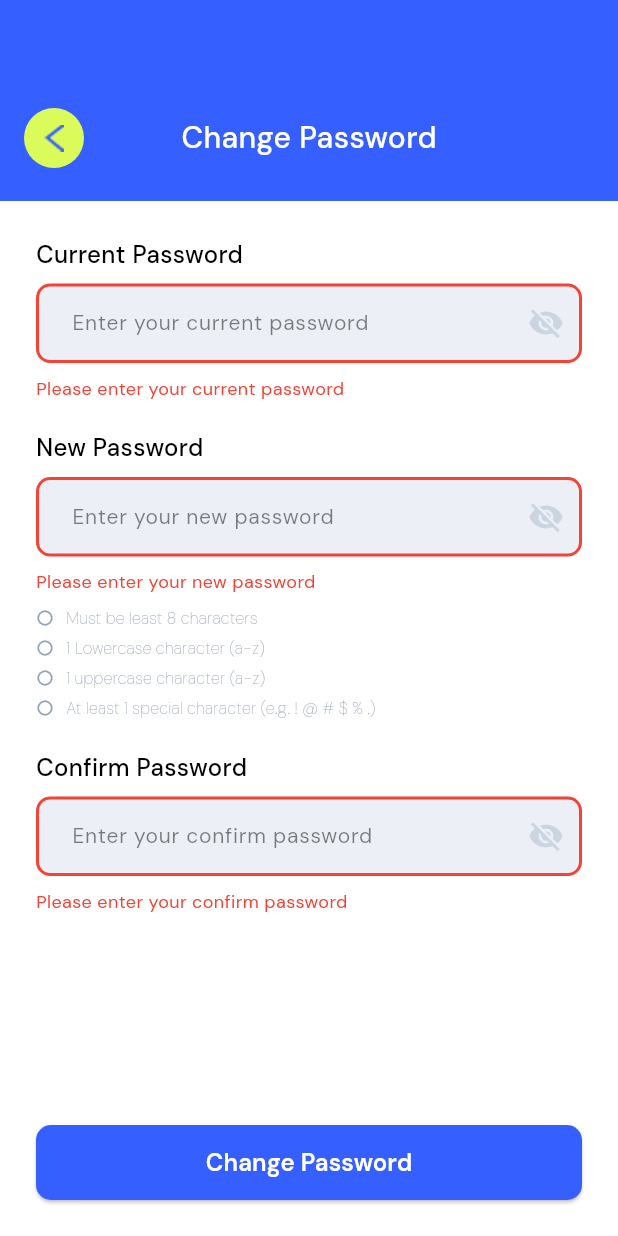
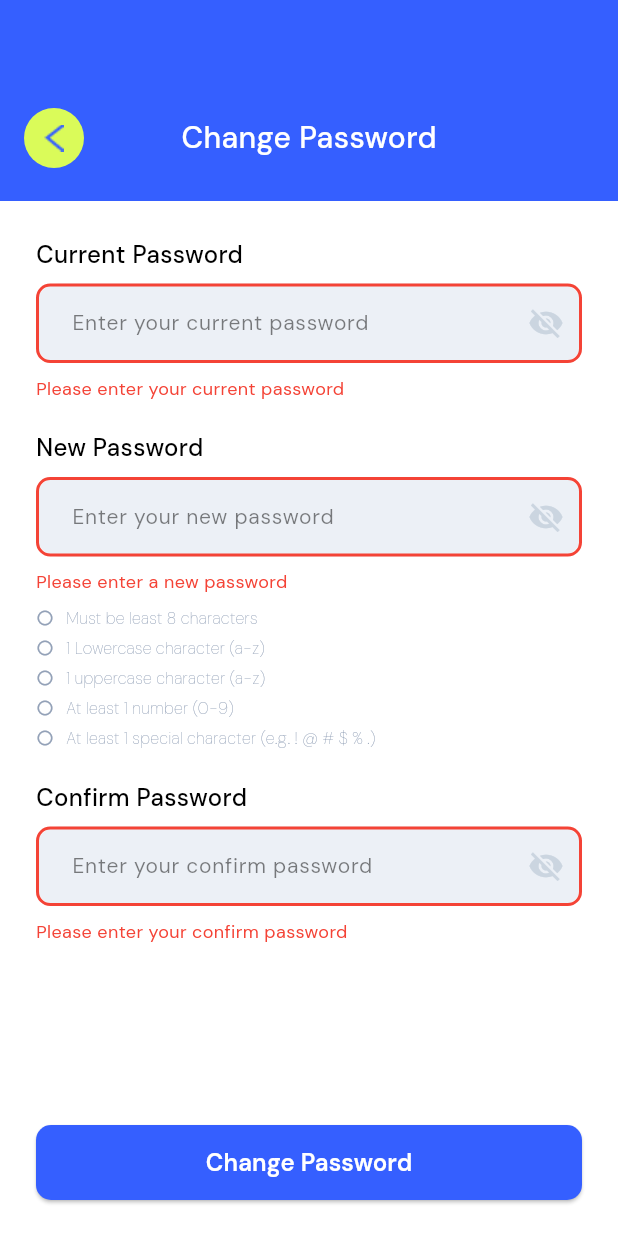
Before and after one commit to INT365-371-CapstoneProject/Edugo-App, a Flutter app: the ChangePasswordScreen screen opened directly, after a tap on "Change Password", on a phone screen of 412 x 824 dp. Run offline on Flutter 3.47's test engine with Material 3 defaults, Android fonts, the phone set to English and light mode, and no system bars; our stand-ins replace carousel_slider, dropdown_button2, dropdown_search, email_validator, file_picker, firebase_core and 7 more; accounts and stored records are empty; project files that could hold a hidden picture were left out.

Commit message:
Update Code
Update Code

```diff
--- a/lib/features/login&register/forgetPassword.dart
+++ b/lib/features/login&register/forgetPassword.dart
@@ -27,6 +27,7 @@ class _ForgetPasswordState extends State<ForgetPassword> {
   bool isLowerPassword = false;
   bool isUpperPassword = false;
   bool isSpecialPassword = false;
+  bool isNumberPassword = false;
 
   bool verifyOTP = false;
   String? _emailErrorText;
@@ -41,11 +42,13 @@ class _ForgetPasswordState extends State<ForgetPassword> {
 
     _newPasswordController.addListener(() {
       final text = _newPasswordController.text;
+      final hasNumber = RegExp(r'\d').hasMatch(text);
       setState(() {
         isLengthValidPassword = text.length >= 8;
         isLowerPassword = RegExp(r'[a-z]').hasMatch(text);
         isUpperPassword = RegExp(r'[A-Z]').hasMatch(text);
         isSpecialPassword = RegExp(r'[^A-Za-z0-9]').hasMatch(text);
+        isNumberPassword = hasNumber;
       });
     });
   }
@@ -96,6 +99,8 @@ class _ForgetPasswordState extends State<ForgetPassword> {
       } else if (!isUpperPassword) {
         _newPasswordErrorText =
             "Password must contain at least 1 uppercase letter";
+      } else if (!isNumberPassword) {
+        _newPasswordErrorText = "Password must contain at least 1 number.";
       } else if (!isSpecialPassword) {
         _newPasswordErrorText =
             "Password must contain at least 1 special character";
@@ -663,6 +668,9 @@ class _ForgetPasswordState extends State<ForgetPassword> {
                           _buildRequirement(
                               isUpperPassword, "1 uppercase character (a-z)"),
                           SizedBox(height: 4),
+                          _buildRequirement(
+                              isNumberPassword, "At least 1 number (0-9)"),
+                          SizedBox(height: 4),
                           _buildRequirement(isSpecialPassword,
                               "At least 1 special character (e.g. ! @ # \$ % .)"),
                           SizedBox(height: 8),
--- a/lib/features/profile/screens/change_password.dart
+++ b/lib/features/profile/screens/change_password.dart
@@ -43,6 +43,8 @@ class _ChangePasswordScreenState extends State<ChangePasswordScreen> {
   bool isLowerPassword = false;
   bool isUpperPassword = false;
   bool isSpecialPassword = false;
+  bool isNumberPassword = false;
+  bool isValid = true;
 
   @override
   void dispose() {
@@ -73,6 +75,7 @@ class _ChangePasswordScreenState extends State<ChangePasswordScreen> {
 
     _newPasswordController.addListener(() {
       final text = _newPasswordController.text;
+      final hasNumber = RegExp(r'\d').hasMatch(text);
       setState(() {
         isLengthValidPassword = text.length >= 8;
         // isComplexityValid =
@@ -80,6 +83,7 @@ class _ChangePasswordScreenState extends State<ChangePasswordScreen> {
         isLowerPassword = RegExp(r'[a-z]').hasMatch(text);
         isUpperPassword = RegExp(r'[A-Z]').hasMatch(text);
         isSpecialPassword = RegExp(r'[^A-Za-z0-9]').hasMatch(text);
+        isNumberPassword = hasNumber;
       });
     });
   }
@@ -88,6 +92,18 @@ class _ChangePasswordScreenState extends State<ChangePasswordScreen> {
     setState(() {
       currentPasswordError = _currentPasswordController.text.trim().isEmpty;
       newPasswordError = _newPasswordController.text.trim().isEmpty;
+
+      // Add: Show error if new password is not valid
+      if (!newPasswordError) {
+        if (!isLengthValidPassword ||
+            !isUpperPassword ||
+            !isLowerPassword ||
+            !isNumberPassword ||
+            !isSpecialPassword) {
+          newPasswordError = true;
+        }
+      }
+
       confirmPasswordError = _confirmPasswordController.text.trim().isEmpty;
 
       // Only check for password match if the confirm field isn't empty
@@ -96,6 +112,10 @@ class _ChangePasswordScreenState extends State<ChangePasswordScreen> {
               _newPasswordController.text.trim()) {
         confirmPasswordError = true;
       }
+
+      // Remove isValid logic here, as we now use newPasswordError
+      isValid =
+          !(currentPasswordError || newPasswordError || confirmPasswordError);
     });
 
     if (!currentPasswordError && !newPasswordError && !confirmPasswordError) {
@@ -505,6 +525,9 @@ class _ChangePasswordScreenState extends State<ChangePasswordScreen> {
                     _buildRequirement(
                         isUpperPassword, "1 uppercase character (a-z)"),
                     SizedBox(height: 4),
+                    _buildRequirement(
+                        isNumberPassword, "At least 1 number (0-9)"),
+                    SizedBox(height: 4),
                     _buildRequirement(isSpecialPassword,
                         "At least 1 special character (e.g. ! @ # \$ % .)"),
                     const SizedBox(height: 20),
@@ -556,11 +579,7 @@ class _ChangePasswordScreenState extends State<ChangePasswordScreen> {
               ),
               disabledBackgroundColor: Colors.grey,
             ),
-            child: _isLoading
-                ? const CircularProgressIndicator(
-                    valueColor: AlwaysStoppedAnimation<Color>(Colors.white),
-                  )
-                : Text(
+            child: Text(
               "Change Password",
               style: TextStyleService.getDmSans(
                   fontSize: 16,
@@ -659,9 +678,13 @@ class _ChangePasswordScreenState extends State<ChangePasswordScreen> {
       if (error) ...[
         const SizedBox(height: 8),
         Text(
-          // For confirm password: show default message if field is empty, custom message if passwords don't match
-          (label == "Confirm Password" && controller.text.trim().isNotEmpty)
-              ? customErrorText ?? "Please enter your ${label.toLowerCase()}"
+          // Show specific error for new password
+          (label == "New Password")
+              ? _getNewPasswordErrorText(controller.text)
+              : (label == "Confirm Password" &&
+                      controller.text.trim().isNotEmpty)
+                  ? customErrorText ??
+                      "Please enter your ${label.toLowerCase()}"
                   : "Please enter your ${label.toLowerCase()}",
           style: TextStyleService.getDmSans(
             color: Colors.red,
@@ -671,6 +694,32 @@ class _ChangePasswordScreenState extends State<ChangePasswordScreen> {
         ),
       ],
     ]);
+  }
+
+  // Add this helper function
+  String _getNewPasswordErrorText(String value) {
+    if (value.isEmpty) {
+      return "Please enter a new password";
+    }
+    if (value.length < 8) {
+      return "Password must be at least 8 characters";
+    }
+    if (!RegExp(r'[A-Z]').hasMatch(value)) {
+      return "Password must contain at least 1 uppercase letter";
+    }
+    if (!RegExp(r'[a-z]').hasMatch(value)) {
+      return "Password must contain at least 1 lowercase letter";
+    }
+    if (!RegExp(r'\d').hasMatch(value)) {
+      return "Password must contain at least 1 number";
+    }
+    if (!RegExp(r'[^A-Za-z0-9]').hasMatch(value)) {
+      return "Password must contain at least 1 special character";
+    }
+    if (value == _currentPasswordController.text) {
+      return "The new password cannot be the same as the current password";
+    }
+    return "Invalid password";
   }
 
   Widget _buildRequirement(bool isValid, String text) {
--- a/lib/features/profile/screens/edit_profile.dart
+++ b/lib/features/profile/screens/edit_profile.dart
@@ -484,7 +484,7 @@ class _PersonalProfileEditState extends State<PersonalProfileEdit> {
                   const SizedBox(height: 30),
                   ElevatedButton(
                     onPressed: () {
-                      Navigator.of(context).pop();
+                      Navigator.pop(context, true);
                     },
                     style: ElevatedButton.styleFrom(
                       backgroundColor: Colors.redAccent,
@@ -592,7 +592,7 @@ class _PersonalProfileEditState extends State<PersonalProfileEdit> {
               padding: const EdgeInsets.symmetric(horizontal: 24.0),
               child: SizedBox(
                 width: double.infinity,
-                height: 50,
+                height: 48,
                 child: isEditing
                     ? Row(
                         children: [
@@ -605,7 +605,7 @@ class _PersonalProfileEditState extends State<PersonalProfileEdit> {
                                 });
                               },
                               style: ElevatedButton.styleFrom(
-                                backgroundColor: const Color(0xFFFF4F4F),
+                                backgroundColor: const Color(0xFF94A2B8),
                                 shape: RoundedRectangleBorder(
                                   borderRadius: BorderRadius.circular(8),
                                 ),
```
Also changed, not shown: lib/features/login&register/register.dart (+36 -5 lines), lib/features/profile/screens/profile.dart (+9 -14 lines), lib/features/subject/subject_add_edit.dart (+26 -17 lines). Lines whose indentation alone changed are shown as unchanged.
